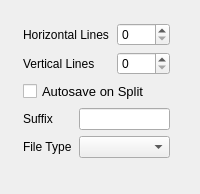
This is krita/plugins/extensions/imagesplit/wdg_imagesplit.ui in KDE/krita as Qt 5 draws it before an edit. The edited form follows.
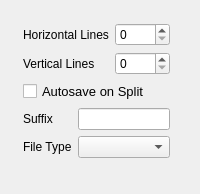
This is the edited form. Custom widgets are drawn as their Qt base class.

Commit message: remove superfluous whitespace in user visible strings REVIEW:101436

Patch:
```diff
--- a/krita/plugins/extensions/imagesplit/wdg_imagesplit.ui
+++ b/krita/plugins/extensions/imagesplit/wdg_imagesplit.ui
@@ -13,7 +13,7 @@
   <property name="windowTitle">
    <string>Image Size</string>
   </property>
-  <widget class="QWidget" name="">
+  <widget class="QWidget" name="layoutWidget">
    <property name="geometry">
     <rect>
      <x>12</x>
@@ -38,7 +38,7 @@
       <item row="1" column="0">
        <widget class="QLabel" name="lblVerticalSplitLines">
         <property name="text">
-         <string>Vertical Lines     </string>
+         <string>Vertical Lines</string>
         </property>
        </widget>
       </item>
@@ -64,7 +64,7 @@
       <item row="0" column="0">
        <widget class="QLabel" name="lblSuffix">
         <property name="text">
-         <string>Suffix      </string>
+         <string>Suffix</string>
         </property>
        </widget>
       </item>
```
